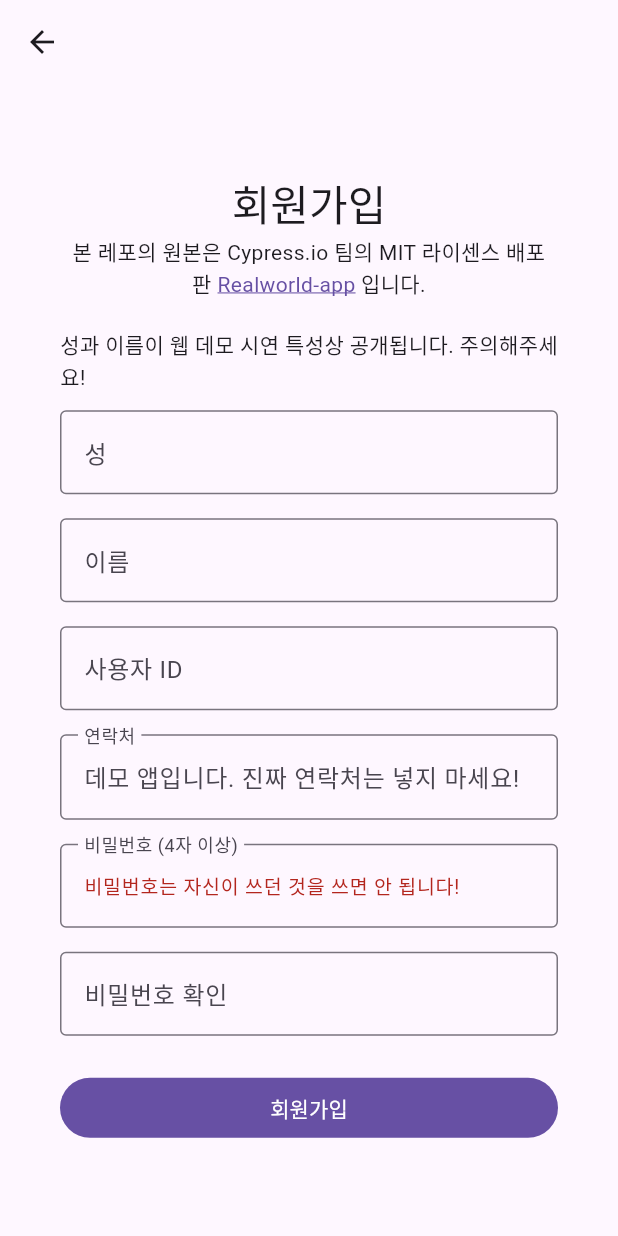
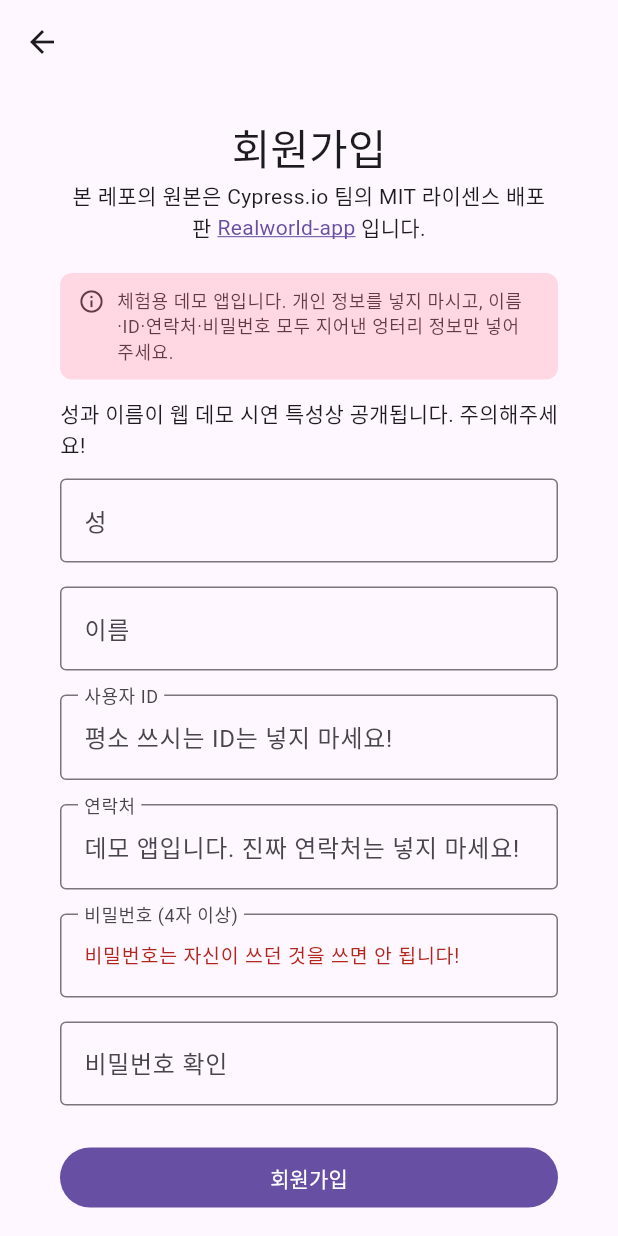
Before and after one commit to wonderwall1995/cypress-realworld-for-portfolio-mobile, a Flutter app: the SignUpPage screen opened directly, on a phone screen of 412 x 824 dp. Run offline on Flutter 3.47's test engine with Material 3 defaults, Android fonts, the phone set to English and light mode, and no system bars; our stand-ins replace cookie_jar, dio, dio_cookie_manager, flutter_riverpod, go_router.

Commit message:
feat: 입력하는 화면마다 실제 개인 정보를 넣지 말라는 데모 안내 추가
Co-Authored-By: Claude Opus 5.5 <noreply@anthropic.com>

```diff
--- /dev/null
+++ b/apps/mobile/lib/core/demo_notice.dart
@@ -0,0 +1,52 @@
+import 'package:flutter/material.dart';
+
+import 'test_id.dart';
+
+/// For the people who try this app: nothing real belongs in it. Shown next to the
+/// fields where a person would type something about themselves.
+const signInDemoNotice = '체험용 데모 앱입니다. 실제 개인 정보나 평소 쓰시는 비밀번호는 넣지 마시고, 데모 계정으로만 로그인해 주세요.';
+const signUpDemoNotice = '체험용 데모 앱입니다. 개인 정보를 넣지 마시고, 이름·ID·연락처·비밀번호 모두 지어낸 엉터리 정보만 넣어 주세요.';
+const settingsDemoNotice = '체험용 데모 앱입니다. 실제 이름·이메일·전화번호를 넣지 마시고, 지어낸 엉터리 정보만 넣어 주세요.';
+
+/// The bank account form (the words of the web).
+const bankAccountDemoNotice = '진짜 자신의 계좌를 만들진 말아주세요! 이건 데모 앱입니다.';
+
+/// Text that other people can read.
+const memoDemoNotice = '메모는 다른 사람에게 보일 수 있습니다. 개인 정보는 넣지 마세요.';
+const commentDemoHint = '댓글 (개인 정보는 넣지 마세요)';
+
+/// A short notice above a form. It is not an error, so it is not red.
+class DemoNotice extends StatelessWidget {
+  const DemoNotice({required this.id, required this.text, super.key});
+
+  final String id;
+  final String text;
+
+  @override
+  Widget build(BuildContext context) {
+    final colors = Theme.of(context).colorScheme;
+    return TestId(
+      id,
+      child: Container(
+        padding: const EdgeInsets.symmetric(horizontal: 12, vertical: 10),
+        decoration: BoxDecoration(
+          color: colors.tertiaryContainer,
+          borderRadius: BorderRadius.circular(8),
+        ),
+        child: Row(
+          crossAxisAlignment: CrossAxisAlignment.start,
+          children: [
+            Icon(Icons.info_outline, size: 18, color: colors.onTertiaryContainer),
+            const SizedBox(width: 8),
+            Expanded(
+              child: Text(
+                text,
+                style: Theme.of(context).textTheme.bodySmall?.copyWith(color: colors.onTertiaryContainer),
+              ),
+            ),
+          ],
+        ),
+      ),
+    );
+  }
+}
--- a/apps/mobile/lib/features/auth/signin_page.dart
+++ b/apps/mobile/lib/features/auth/signin_page.dart
@@ -4,6 +4,7 @@ import 'package:go_router/go_router.dart';
 
 import '../about/original_project_link.dart';
 import '../../core/api_client.dart';
+import '../../core/demo_notice.dart';
 import '../../core/error_text.dart';
 import '../../core/session.dart';
 import '../../core/test_id.dart';
@@ -94,6 +95,8 @@ class _SignInPageState extends ConsumerState<SignInPage> {
                       FormErrorBanner(id: 'signin-error', message: error),
                       const SizedBox(height: 16),
                     ],
+                    const DemoNotice(id: 'signin-demo-notice', text: signInDemoNotice),
+                    const SizedBox(height: 16),
                     TestId(
                       'signin-username',
                       child: TextFormField(
--- a/apps/mobile/lib/features/auth/signup_page.dart
+++ b/apps/mobile/lib/features/auth/signup_page.dart
@@ -3,6 +3,7 @@ import 'package:flutter_riverpod/flutter_riverpod.dart';
 import 'package:go_router/go_router.dart';
 
 import '../../core/api_client.dart';
+import '../../core/demo_notice.dart';
 import '../../core/providers.dart';
 import '../../core/test_id.dart';
 import '../about/original_project_link.dart';
@@ -111,6 +112,8 @@ class _SignUpPageState extends ConsumerState<SignUpPage> {
                       FormErrorBanner(id: 'signup-error', message: _error!),
                       const SizedBox(height: 16),
                     ],
+                    const DemoNotice(id: 'signup-demo-notice', text: signUpDemoNotice),
+                    const SizedBox(height: 12),
                     const TestId(
                       'signup-name-notice',
                       child: Text('성과 이름이 웹 데모 시연 특성상 공개됩니다. 주의해주세요!'),
@@ -148,6 +151,8 @@ class _SignUpPageState extends ConsumerState<SignUpPage> {
                         controller: _username,
                         decoration: const InputDecoration(
                           labelText: '사용자 ID',
+                          hintText: '평소 쓰시는 ID는 넣지 마세요!',
+                          floatingLabelBehavior: FloatingLabelBehavior.always,
                           border: OutlineInputBorder(),
                         ),
                         textInputAction: TextInputAction.next,
--- a/apps/mobile/lib/features/transactions/create/create_transaction_page.dart
+++ b/apps/mobile/lib/features/transactions/create/create_transaction_page.dart
@@ -5,6 +5,7 @@ import 'package:flutter_riverpod/flutter_riverpod.dart';
 import 'package:go_router/go_router.dart';
 
 import '../../../core/api_client.dart';
+import '../../../core/demo_notice.dart';
 import '../../../core/test_id.dart';
 import '../../auth/auth_widgets.dart';
 import '../../bank_accounts/account_pickers.dart';
@@ -413,6 +414,8 @@ class _PaymentStepState extends ConsumerState<_PaymentStep> {
                       controller: _description,
                       decoration: const InputDecoration(
                         labelText: '메모',
+                        helperText: memoDemoNotice,
+                        helperMaxLines: 4,
                         border: OutlineInputBorder(),
                       ),
                       textInputAction: TextInputAction.done,
--- a/apps/mobile/lib/features/transactions/create/password_confirm_dialog.dart
+++ b/apps/mobile/lib/features/transactions/create/password_confirm_dialog.dart
@@ -193,6 +193,8 @@ class _PasswordConfirmDialogState extends ConsumerState<_PasswordConfirmDialog>
                   onSubmitted: (_) => _confirm(),
                   decoration: const InputDecoration(
                     labelText: '비밀번호',
+                    // No room for a notice: it is in the empty field.
+                    hintText: '이 데모 앱의 비밀번호',
                     isDense: true,
                     border: OutlineInputBorder(),
                   ),
--- a/apps/mobile/lib/features/transactions/transaction_detail_page.dart
+++ b/apps/mobile/lib/features/transactions/transaction_detail_page.dart
@@ -3,6 +3,7 @@ import 'package:flutter_riverpod/flutter_riverpod.dart';
 import 'package:go_router/go_router.dart';
 
 import '../../core/api_client.dart';
+import '../../core/demo_notice.dart';
 import '../../core/error_text.dart';
 import '../../core/providers.dart';
 import '../../core/session.dart';
@@ -325,7 +326,9 @@ class _CommentInputState extends ConsumerState<_CommentInput> {
                     textInputAction: TextInputAction.send,
                     onSubmitted: (_) => _send(),
                     decoration: const InputDecoration(
-                      hintText: '댓글을 입력하세요...',
+                      // No room for a notice above it when the keyboard is open.
+                      hintText: commentDemoHint,
+                      hintMaxLines: 2,
                       border: OutlineInputBorder(),
                       isDense: true,
                     ),
```
Also changed, not shown: apps/mobile/lib/features/bank_accounts/bank_account_form.dart (+2 -40 lines), apps/mobile/lib/features/settings/settings_page.dart (+9 -4 lines), 2 other files.
